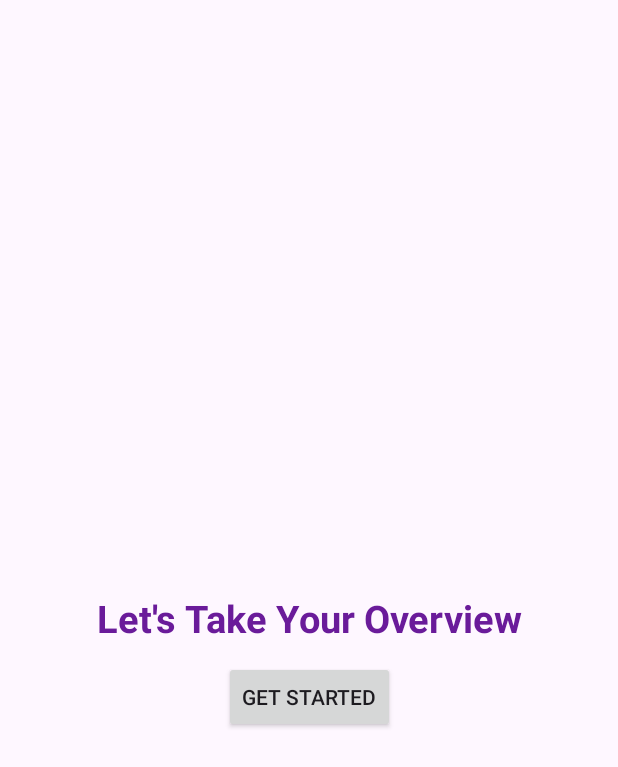
After one commit to Vikram-Dingre/JobSphere, an Android app: the CommonProfileSetupIntroActivity screen opened directly, with no data from a screen before it, on a phone screen of 412 x 824 dp. The commit adds this screen. Shown: the top 767 px of the screen. Run offline under Robolectric (Android 15) with nearby library versions, the light colour scheme and no system bars; Roboto replaces fonts that are not available here.

Commit message:
date picker, field validation for required fields, added animation while moving to next step, added uid field in candidateProfile, enabled one time profile setup, added profileSetupIntroActivity to guide user to setup profile --> Vikram Dingre

```diff
--- /dev/null
+++ b/app/src/main/java/com/sphere/jobsphere/Common/Activities/CommonProfileSetupIntroActivity.java
@@ -0,0 +1,46 @@
+package com.sphere.jobsphere.Common.Activities;
+
+import android.content.Intent;
+import android.os.Bundle;
+import android.os.Handler;
+
+import androidx.activity.EdgeToEdge;
+import androidx.appcompat.app.AppCompatActivity;
+import androidx.appcompat.widget.AppCompatButton;
+import androidx.core.graphics.Insets;
+import androidx.core.view.ViewCompat;
+import androidx.core.view.WindowInsetsCompat;
+
+import com.sphere.jobsphere.Candidate.Activities.CandidateProfileSetupActivity;
+import com.sphere.jobsphere.R;
+import com.sphere.jobsphere.Recruiter.Activities.RecruiterProfileSetupActivity;
+
+public class CommonProfileSetupIntroActivity extends AppCompatActivity {
+AppCompatButton acbProfileSetupIntroGetStarted;
+    @Override
+    protected void onCreate(Bundle savedInstanceState) {
+        super.onCreate(savedInstanceState);
+        setContentView(R.layout.activity_common_profile_setup_intro);
+
+        String userRole = getIntent().getStringExtra("userRole");
+
+        acbProfileSetupIntroGetStarted = findViewById(R.id.acbProfileSetupIntroGetStarted);
+
+        acbProfileSetupIntroGetStarted.setOnClickListener(v -> {
+            // if profile is not setUp then navigate user based on role to setup the profile
+            if (userRole.equals("seeker")) {
+                new Handler().postDelayed(() -> {
+                    startActivity(new Intent(this, CandidateProfileSetupActivity.class));
+                    finish();
+                }, 1000);
+            } else {
+                new Handler().postDelayed(() -> {
+                    startActivity(new Intent(this, RecruiterProfileSetupActivity.class));
+                    finish();
+                }, 1000);
+            }
+
+        });
+
+    }
+}
--- /dev/null
+++ b/app/src/main/res/anim/slide_in_right.xml
@@ -0,0 +1,6 @@
+<set xmlns:android="http://schemas.android.com/apk/res/android">
+    <translate
+        android:duration="500"
+        android:fromXDelta="100%"
+        android:toXDelta="0%" />
+</set>
--- /dev/null
+++ b/app/src/main/res/anim/slide_out_left.xml
@@ -0,0 +1,6 @@
+<set xmlns:android="http://schemas.android.com/apk/res/android">
+    <translate
+        android:duration="500"
+        android:fromXDelta="0%"
+        android:toXDelta="-100%" />
+</set>
--- a/app/src/main/res/drawable/button_shape_borders_only.xml
+++ b/app/src/main/res/drawable/button_shape_borders_only.xml
@@ -2,7 +2,7 @@
 <selector xmlns:android="http://schemas.android.com/apk/res/android">
 <item>
     <shape>
-        <stroke android:color="@color/white" android:width="2dp"/>
+        <stroke android:color="@color/primary" android:width="2dp"/>
         <corners android:radius="6dp"/>
     </shape>
 </item>
--- /dev/null
+++ b/app/src/main/res/drawable/outline_add_a_photo_24.xml
@@ -0,0 +1,5 @@
+<vector xmlns:android="http://schemas.android.com/apk/res/android" android:height="24dp" android:tint="#000000" android:viewportHeight="960" android:viewportWidth="960" android:width="24dp">
+
+    <path android:fillColor="@android:color/white" android:pathData="M440,520L440,520L440,520L440,520L440,520L440,520Q440,520 440,520Q440,520 440,520L440,520Q440,520 440,520Q440,520 440,520L440,520Q440,520 440,520Q440,520 440,520L440,520L440,520ZM120,840Q87,840 63.5,816.5Q40,793 40,760L40,280Q40,247 63.5,223.5Q87,200 120,200L246,200L320,120L560,120L560,200L355,200L282,280L120,280Q120,280 120,280Q120,280 120,280L120,760Q120,760 120,760Q120,760 120,760L760,760Q760,760 760,760Q760,760 760,760L760,400L840,400L840,760Q840,793 816.5,816.5Q793,840 760,840L120,840ZM760,280L760,200L680,200L680,120L760,120L760,40L840,40L840,120L920,120L920,200L840,200L840,280L760,280ZM440,700Q515,700 567.5,647.5Q620,595 620,520Q620,445 567.5,392.5Q515,340 440,340Q365,340 312.5,392.5Q260,445 260,520Q260,595 312.5,647.5Q365,700 440,700ZM440,620Q398,620 369,591Q340,562 340,520Q340,478 369,449Q398,420 440,420Q482,420 511,449Q540,478 540,520Q540,562 511,591Q482,620 440,620Z"/>
+
+</vector>
--- /dev/null
+++ b/app/src/main/res/layout/activity_common_profile_setup_intro.xml
@@ -0,0 +1,34 @@
+<?xml version="1.0" encoding="utf-8"?>
+<androidx.constraintlayout.widget.ConstraintLayout xmlns:android="http://schemas.android.com/apk/res/android"
+    xmlns:app="http://schemas.android.com/apk/res-auto"
+    xmlns:tools="http://schemas.android.com/tools"
+    android:id="@+id/main"
+    android:layout_width="match_parent"
+    android:layout_height="match_parent"
+    tools:context=".Common.Activities.CommonProfileSetupIntroActivity">
+
+    <TextView
+        android:id="@+id/textView2"
+        android:layout_width="wrap_content"
+        android:layout_height="wrap_content"
+        android:text="Let's Take Your Overview"
+        android:textColor="@color/primary"
+        android:textSize="25sp"
+        android:textStyle="bold"
+        app:layout_constraintBottom_toBottomOf="parent"
+        app:layout_constraintEnd_toEndOf="parent"
+        app:layout_constraintStart_toStartOf="parent"
+        app:layout_constraintTop_toTopOf="parent" />
+
+    <androidx.appcompat.widget.AppCompatButton
+        android:id="@+id/acbProfileSetupIntroGetStarted"
+        android:layout_width="wrap_content"
+        android:layout_height="wrap_content"
+        android:layout_marginTop="11dp"
+        android:text="Get Started"
+        app:layout_constraintEnd_toEndOf="parent"
+        app:layout_constraintStart_toStartOf="parent"
+        app:layout_constraintTop_toBottomOf="@+id/textView2" />
+
+
+</androidx.constraintlayout.widget.ConstraintLayout>
--- a/app/src/main/res/layout/fragment_candidate_step2_professional_details.xml
+++ b/app/src/main/res/layout/fragment_candidate_step2_professional_details.xml
@@ -225,6 +225,8 @@
                         android:text="Next" />
 
 
+
+
                 </LinearLayout>
             </ScrollView>
 
--- a/app/src/main/res/layout/fragment_candidate_step3_education.xml
+++ b/app/src/main/res/layout/fragment_candidate_step3_education.xml
@@ -112,7 +112,7 @@
                         android:layout_height="55dp"
                         android:layout_marginHorizontal="20dp"
                         android:layout_marginVertical="5dp"
-                        android:hint="Qualifications"
+                        android:hint="Qualifications*"
                         app:boxBackgroundMode="outline"
                         app:boxStrokeColor="#6200EE"
                         app:layout_constraintBottom_toBottomOf="parent"
@@ -154,7 +154,7 @@
                         android:layout_height="55dp"
                         android:layout_marginHorizontal="20dp"
                         android:layout_marginVertical="5dp"
-                        android:hint="University"
+                        android:hint="University*"
                         app:boxBackgroundMode="outline"
                         app:boxStrokeColor="#6200EE"
                         app:layout_constraintBottom_toBottomOf="parent"
@@ -175,7 +175,7 @@
                         android:layout_height="55dp"
                         android:layout_marginHorizontal="20dp"
                         android:layout_marginVertical="5dp"
-                        android:hint="GraduationYear"
+                        android:hint="GraduationYear*"
                         app:boxBackgroundMode="outline"
                         app:boxStrokeColor="#6200EE"
                         app:layout_constraintBottom_toBottomOf="parent"
```
Also changed, not shown: app/src/main/AndroidManifest.xml (+9 -8 lines), app/src/main/java/com/sphere/jobsphere/Candidate/Activities/CandidateProfileSetupActivity.java (+11 -0 lines), app/src/main/java/com/sphere/jobsphere/Candidate/Fragments/CandidateStep1PersonalInfoFragment.java (+40 -10 lines), app/src/main/java/com/sphere/jobsphere/Candidate/Fragments/CandidateStep2ProfessionalDetailsFragment.java (+10 -3 lines), app/src/main/java/com/sphere/jobsphere/Candidate/Fragments/CandidateStep3EducationFragment.java (+44 -8 lines), app/src/main/java/com/sphere/jobsphere/Candidate/Models/CandidateProfile.java (+9 -0 lines), app/src/main/java/com/sphere/jobsphere/Common/Activities/CommonLoginActivity.java (+8 -12 lines), app/src/main/java/com/sphere/jobsphere/Common/Activities/CommonSplashActivity.java (+9 -0 lines), app/src/main/res/drawable/outline_calendar_month_24.xml (added, +5 -0 lines), app/src/main/res/layout/fragment_candidate_step1_personal_info.xml (+8 -5 lines).
